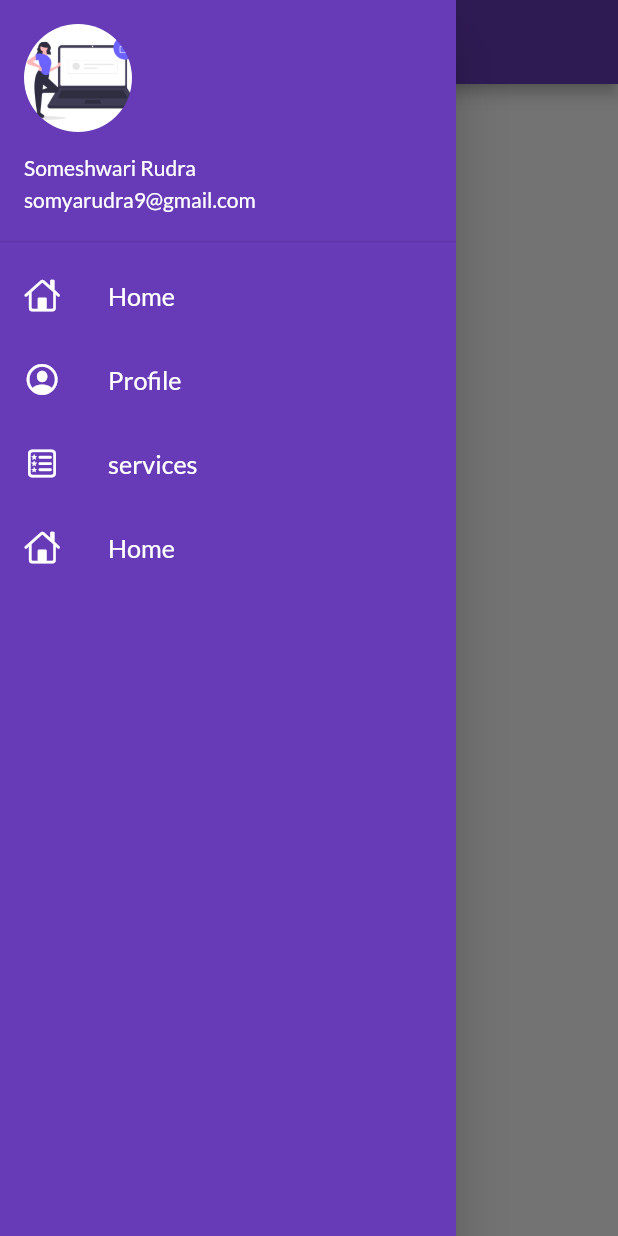
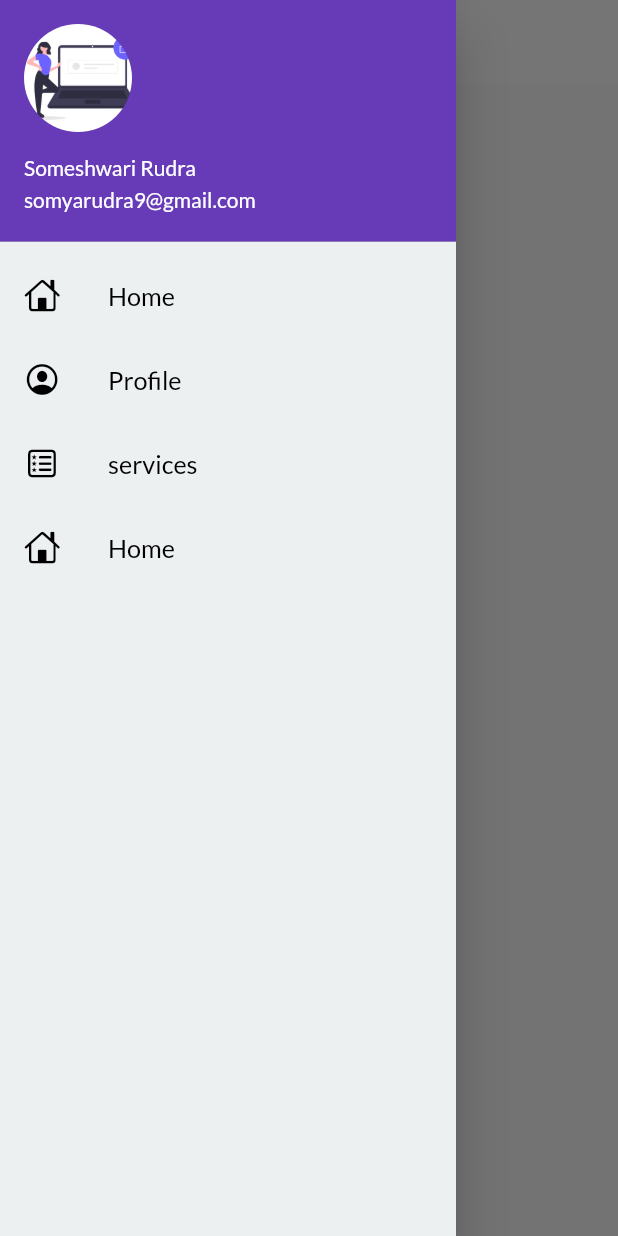
Before and after one commit to someshwari-rudra/30daysFlutter, a Flutter app: the screen it shows after launch, with the side drawer open, on a phone screen of 412 x 824 dp. Run offline on Flutter 3.47's test engine with Material 2 defaults, Android fonts, the phone set to English and light mode, and no system bars; our stand-ins replace google_fonts.

Commit message:
day9completed

```diff
--- a/bloodbank/lib/main.dart
+++ b/bloodbank/lib/main.dart
@@ -2,8 +2,8 @@
 import 'package:bloodbank/pages/home_page.dart';
 import 'package:bloodbank/pages/login_page.dart';
 import 'package:bloodbank/utils/routes.dart';
+import 'package:bloodbank/widgets/themes.dart';
 import 'package:flutter/material.dart';
-import 'package:google_fonts/google_fonts.dart';
 
 void main() {
   runApp(MyApp());
@@ -17,9 +17,7 @@
     return MaterialApp(
       debugShowCheckedModeBanner: false,
       themeMode: ThemeMode.light,
-      theme: ThemeData(
-          primarySwatch: Colors.deepPurple,
-          fontFamily: GoogleFonts.lato().fontFamily),
+      theme: MyTheme.LightTheme(context),
       home: loginPage(),
       initialRoute: MYRoutes.homeRoute,
       routes: {MYRoutes.homeRoute: (context) => homePage()},
--- a/bloodbank/lib/widgets/drawer.dart
+++ b/bloodbank/lib/widgets/drawer.dart
@@ -8,7 +8,7 @@
   Widget build(BuildContext context) {
     return Drawer(
       child: Container(
-        color: Colors.deepPurple,
+        color: Color(0XFFecf0f1),
         child: ListView(
           padding: EdgeInsets.zero,
           children: [
@@ -26,45 +26,45 @@
             ListTile(
               leading: Icon(
                 CupertinoIcons.home,
-                color: Colors.white,
+                color: Colors.black,
               ),
               title: Text(
                 "Home",
                 textScaleFactor: 1.2,
-                style: TextStyle(color: Colors.white),
+                style: TextStyle(color: Colors.black),
               ),
             ),
             ListTile(
               leading: Icon(
                 CupertinoIcons.profile_circled,
-                color: Colors.white,
+                color: Colors.black,
               ),
               title: Text(
                 "Profile",
                 textScaleFactor: 1.2,
-                style: TextStyle(color: Colors.white),
+                style: TextStyle(color: Colors.black),
               ),
             ),
             ListTile(
               leading: Icon(
                 CupertinoIcons.square_favorites,
-                color: Colors.white,
+                color: Colors.black,
               ),
               title: Text(
                 "services",
                 textScaleFactor: 1.2,
-                style: TextStyle(color: Colors.white),
+                style: TextStyle(color: Colors.black),
               ),
             ),
             ListTile(
               leading: Icon(
                 CupertinoIcons.home,
-                color: Colors.white,
+                color: Colors.black,
               ),
               title: Text(
                 "Home",
                 textScaleFactor: 1.2,
-                style: TextStyle(color: Colors.white),
+                style: TextStyle(color: Colors.black),
               ),
             ),
           ],
--- /dev/null
+++ b/bloodbank/lib/widgets/themes.dart
@@ -0,0 +1,18 @@
+import 'package:flutter/material.dart';
+import 'package:google_fonts/google_fonts.dart';
+
+class MyTheme {
+  static ThemeData LightTheme(BuildContext context) => ThemeData(
+        primarySwatch: Colors.deepPurple,
+        fontFamily: GoogleFonts.lato().fontFamily,
+        appBarTheme: AppBarTheme(
+          color: Colors.white,
+          elevation: 0.0,
+          iconTheme: IconThemeData(color: Colors.black),
+          textTheme: Theme.of(context).textTheme,
+        ),
+      );
+
+  static ThemeData DarkTheme(BuildContext context) =>
+      ThemeData(brightness: Brightness.dark);
+}
```
